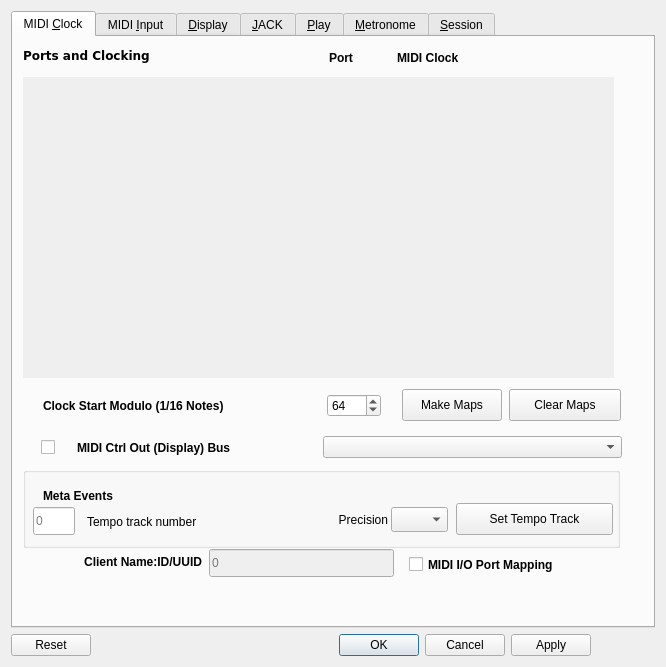
First picture: the form in seq_qt5/forms/qseditoptions.ui, repository ahlstromcj/seq66, before the edit.
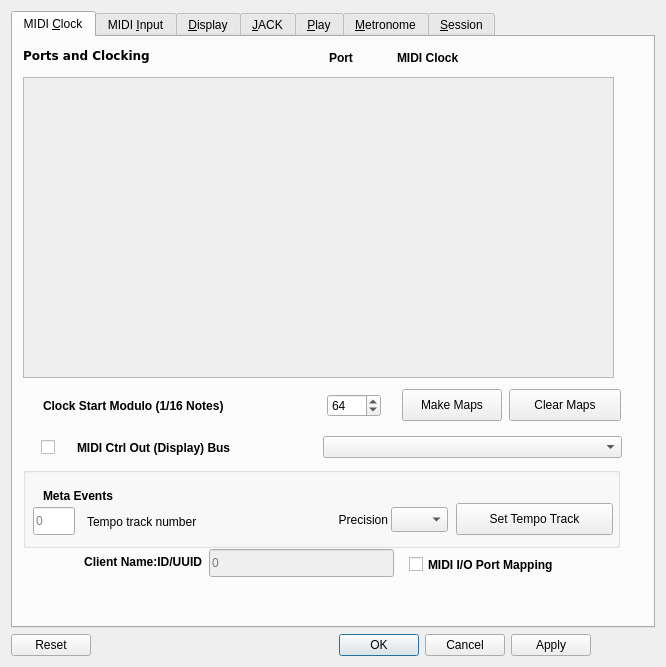
Second picture: the form after the edit. The open tabs and pages were chosen to show the change.

```diff
--- a/seq_qt5/forms/qseditoptions.ui
+++ b/seq_qt5/forms/qseditoptions.ui
@@ -331,10 +331,16 @@
         </rect>
        </property>
        <property name="frameShape">
-        <enum>QFrame::NoFrame</enum>
+        <enum>QFrame::StyledPanel</enum>
        </property>
        <property name="frameShadow">
-        <enum>QFrame::Plain</enum>
+        <enum>QFrame::Sunken</enum>
+       </property>
+       <property name="lineWidth">
+        <number>2</number>
+       </property>
+       <property name="midLineWidth">
+        <number>1</number>
        </property>
        <property name="horizontalScrollBarPolicy">
         <enum>Qt::ScrollBarAlwaysOff</enum>
@@ -347,8 +353,8 @@
          <rect>
           <x>0</x>
           <y>0</y>
-          <width>591</width>
-          <height>301</height>
+          <width>589</width>
+          <height>299</height>
          </rect>
         </property>
        </widget>
```
Left out of the diff: 16 changed lines with no effect on the pictures.
